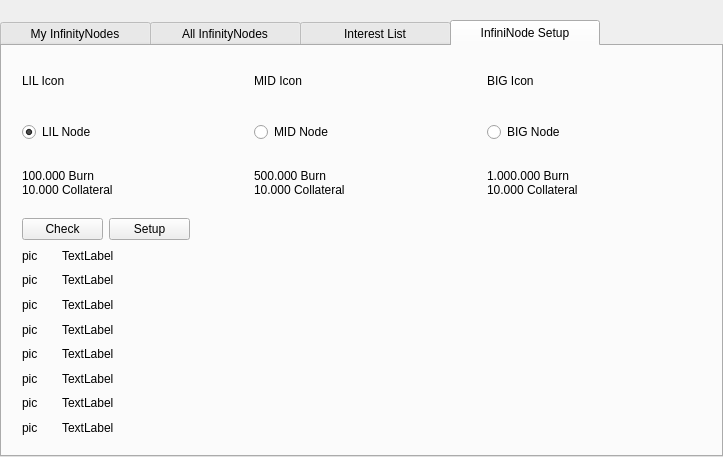
Before: the Qt Designer form src/qt/forms/masternodelist.ui in hardwarewise/SIN-core, drawn with Qt 5.
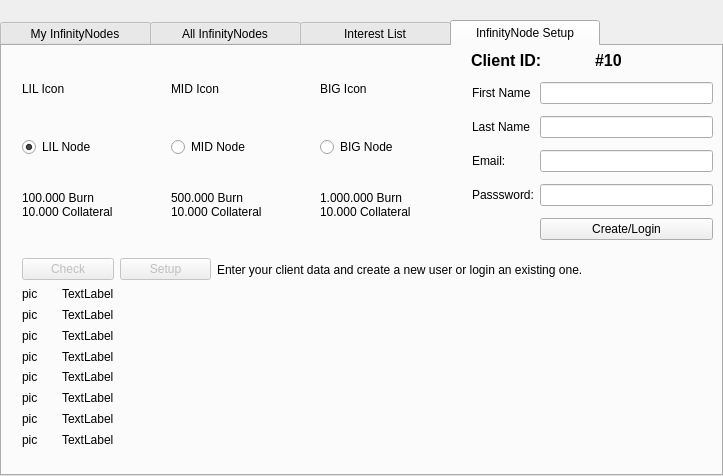
After: the same form once the commit is applied.

Patch:
```diff
--- a/src/qt/forms/masternodelist.ui
+++ b/src/qt/forms/masternodelist.ui
@@ -7,7 +7,7 @@
     <x>0</x>
     <y>0</y>
     <width>723</width>
-    <height>457</height>
+    <height>476</height>
    </rect>
   </property>
   <property name="windowTitle">
@@ -401,15 +401,15 @@
        </widget>
        <widget class="QWidget" name="tabNodeSetup">
         <attribute name="title">
-         <string>InfiniNode Setup</string>
+         <string>InfinityNode Setup</string>
         </attribute>
         <widget class="QWidget" name="gridLayoutWidget">
          <property name="geometry">
           <rect>
            <x>20</x>
            <y>0</y>
-           <width>691</width>
-           <height>171</height>
+           <width>441</width>
+           <height>201</height>
           </rect>
          </property>
          <layout class="QGridLayout" name="gridLayout_3" rowminimumheight="0,0,0" columnminimumwidth="0,0,0">
@@ -500,9 +500,9 @@
          <property name="geometry">
           <rect>
            <x>60</x>
-           <y>200</y>
+           <y>240</y>
            <width>651</width>
-           <height>191</height>
+           <height>161</height>
           </rect>
          </property>
          <layout class="QVBoxLayout" name="verticalLayout_5">
@@ -568,9 +568,9 @@
          <property name="geometry">
           <rect>
            <x>20</x>
-           <y>200</y>
+           <y>240</y>
            <width>41</width>
-           <height>191</height>
+           <height>161</height>
           </rect>
          </property>
          <layout class="QVBoxLayout" name="verticalLayout_6">
@@ -636,14 +636,17 @@
          <property name="geometry">
           <rect>
            <x>20</x>
-           <y>170</y>
-           <width>168</width>
+           <y>210</y>
+           <width>561</width>
            <height>27</height>
           </rect>
          </property>
          <layout class="QHBoxLayout" name="horizontalLayout">
           <item>
            <widget class="QPushButton" name="btnCheck">
+            <property name="enabled">
+             <bool>false</bool>
+            </property>
             <property name="text">
              <string>Check</string>
             </property>
@@ -651,13 +654,142 @@
           </item>
           <item>
            <widget class="QPushButton" name="btnSetup">
+            <property name="enabled">
+             <bool>false</bool>
+            </property>
             <property name="text">
              <string>Setup</string>
             </property>
            </widget>
           </item>
+          <item>
+           <widget class="QLabel" name="labelMessage">
+            <property name="minimumSize">
+             <size>
+              <width>0</width>
+              <height>0</height>
+             </size>
+            </property>
+            <property name="text">
+             <string>Enter your client data and create a new user or login an existing one.</string>
+            </property>
+           </widget>
+          </item>
          </layout>
         </widget>
+        <widget class="QWidget" name="horizontalLayoutWidget">
+         <property name="geometry">
+          <rect>
+           <x>469</x>
+           <y>-1</y>
+           <width>241</width>
+           <height>31</height>
+          </rect>
+         </property>
+         <layout class="QHBoxLayout" name="horizontalLayout_2">
+          <item>
+           <widget class="QLabel" name="labelClientIdValue">
+            <property name="font">
+             <font>
+              <pointsize>12</pointsize>
+              <weight>75</weight>
+              <bold>true</bold>
+             </font>
+            </property>
+            <property name="text">
+             <string>Client ID:</string>
+            </property>
+           </widget>
+          </item>
+          <item>
+           <widget class="QLabel" name="labelClientId">
+            <property name="font">
+             <font>
+              <pointsize>12</pointsize>
+              <weight>75</weight>
+              <bold>true</bold>
+             </font>
+            </property>
+            <property name="text">
+             <string>#10</string>
+            </property>
+           </widget>
+          </item>
+         </layout>
+        </widget>
+        <widget class="QWidget" name="widgetLogin" native="true">
+         <property name="geometry">
+          <rect>
+           <x>470</x>
+           <y>30</y>
+           <width>241</width>
+           <height>171</height>
+          </rect>
+         </property>
+         <widget class="QWidget" name="gridLayoutWidget_2">
+          <property name="geometry">
+           <rect>
+            <x>0</x>
+            <y>0</y>
+            <width>241</width>
+            <height>171</height>
+           </rect>
+          </property>
+          <layout class="QGridLayout" name="gridLayout_4">
+           <item row="1" column="0">
+            <widget class="QLabel" name="labelFirstName">
+             <property name="text">
+              <string>First Name</string>
+             </property>
+            </widget>
+           </item>
+           <item row="3" column="0">
+            <widget class="QLabel" name="labelEmail">
+             <property name="text">
+              <string>Email:</string>
+             </property>
+            </widget>
+           </item>
+           <item row="4" column="0">
+            <widget class="QLabel" name="labelPassword">
+             <property name="text">
+              <string>Passsword:</string>
+             </property>
+            </widget>
+           </item>
+           <item row="2" column="0">
+            <widget class="QLabel" name="labelLastName">
+             <property name="text">
+              <string>Last Name</string>
+             </property>
+            </widget>
+           </item>
+           <item row="3" column="1">
+            <widget class="QLineEdit" name="txtEmail"/>
+           </item>
+           <item row="1" column="1">
+            <widget class="QLineEdit" name="txtFirstName"/>
+           </item>
+           <item row="2" column="1">
+            <widget class="QLineEdit" name="txtLastName"/>
+           </item>
+           <item row="4" column="1">
+            <widget class="QLineEdit" name="txtPassword">
+             <property name="echoMode">
+              <enum>QLineEdit::Password</enum>
+             </property>
+            </widget>
+           </item>
+           <item row="5" column="1">
+            <widget class="QPushButton" name="btnLogin">
+             <property name="text">
+              <string>Create/Login</string>
+             </property>
+            </widget>
+           </item>
+          </layout>
+         </widget>
+        </widget>
        </widget>
       </widget>
      </item>
```
Left out of the diff: 20 changed lines with no effect on the pictures.
